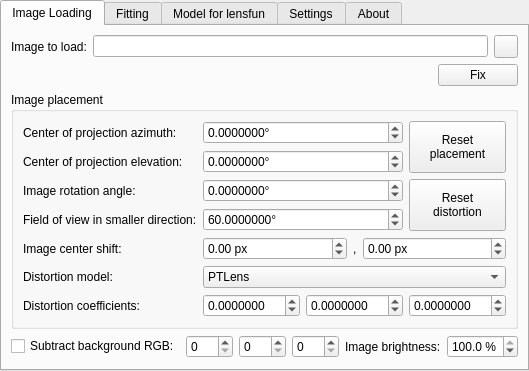
Qt form plugins/LensDistortionEstimator/src/gui/lensDistortionEstimatorDialog.ui (Stellarium/stellarium) before a commit.
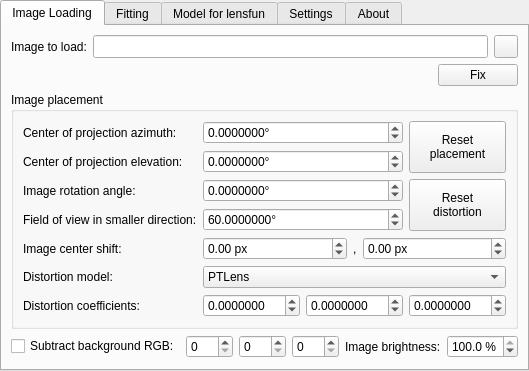
The same form after that commit. Icons and pictures are not drawn. Custom widgets are drawn as their Qt base class.

Commit message: Make file path line edit a bit nicer

```diff
--- a/plugins/LensDistortionEstimator/src/gui/lensDistortionEstimatorDialog.ui
+++ b/plugins/LensDistortionEstimator/src/gui/lensDistortionEstimatorDialog.ui
@@ -365,7 +365,14 @@
           </widget>
          </item>
          <item>
-          <widget class="QLineEdit" name="imageFilePath"/>
+          <widget class="QLineEdit" name="imageFilePath">
+           <property name="sizePolicy">
+            <sizepolicy hsizetype="Expanding" vsizetype="Minimum">
+             <horstretch>0</horstretch>
+             <verstretch>0</verstretch>
+            </sizepolicy>
+           </property>
+          </widget>
          </item>
          <item>
           <widget class="QToolButton" name="imageBrowseBtn">
```
